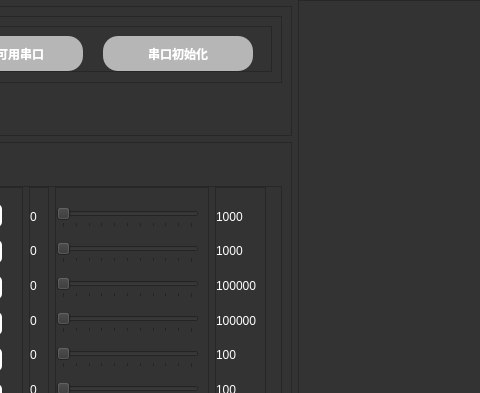
Before: the Qt Designer form myUI.ui in jiangmizzz/AD_upper_computer, drawn with Qt 5; both pictures show x 303 to 783 and y 0 to 393 of the 1127 by 538 pixel window.
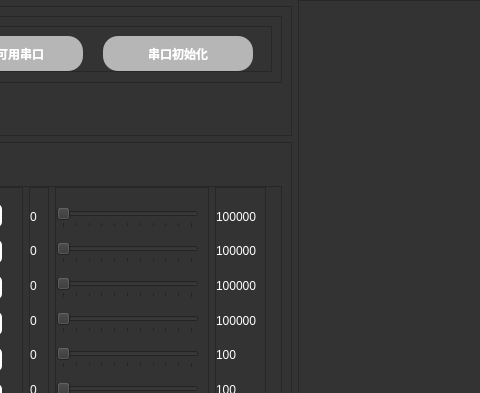
After: the same form once the commit is applied. Custom widgets are drawn as their Qt base class.

Commit message: fix: adjust stimulation time range to 100000

The edit to the form file:
```diff
--- a/myUI.ui
+++ b/myUI.ui
@@ -543,7 +543,7 @@
 font: 9pt &quot;黑体&quot;;</string>
                </property>
                <property name="text">
-                <string>1000</string>
+                <string>100000</string>
                </property>
               </widget>
              </item>
@@ -554,7 +554,7 @@
 font: 9pt &quot;黑体&quot;;</string>
                </property>
                <property name="text">
-                <string>1000</string>
+                <string>100000</string>
                </property>
               </widget>
              </item>
```
Left out of the diff: 8 changed lines with no effect on the pictures. The commit also changes 1 other file.
